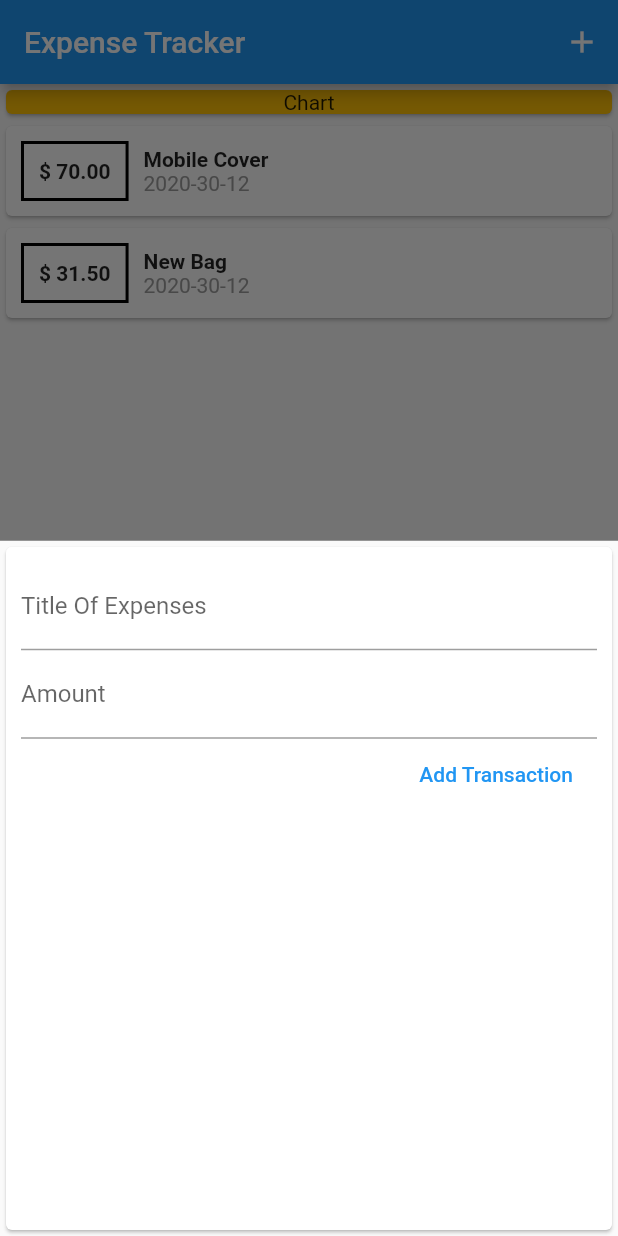
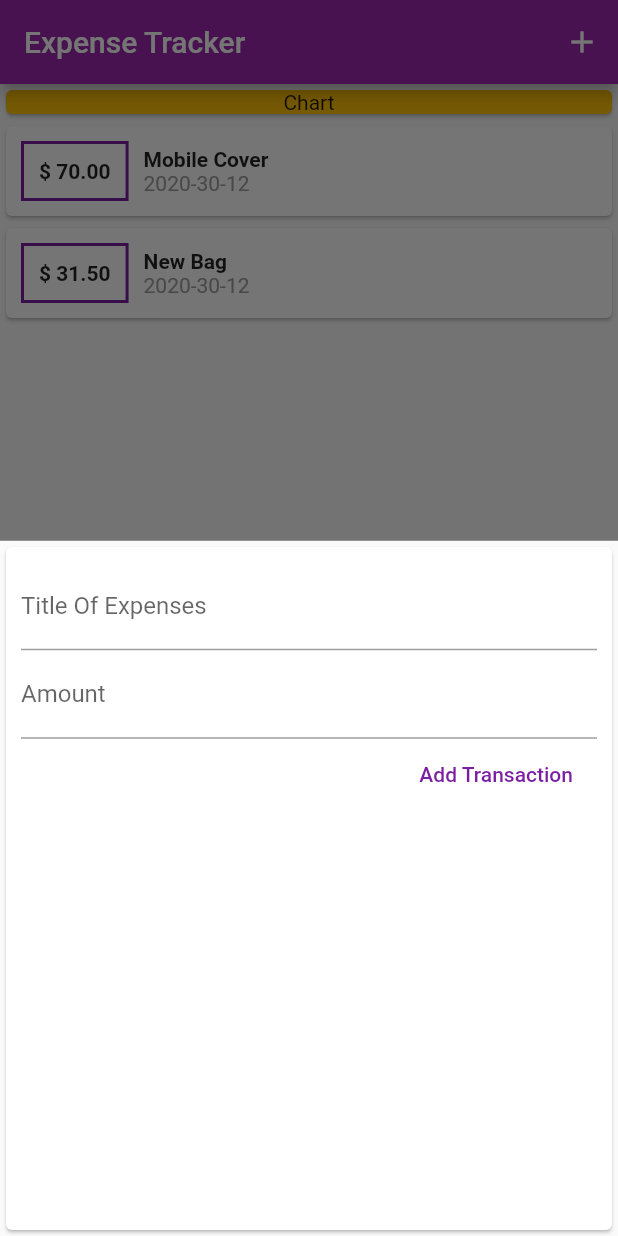
Before and after one commit to kdark669/my_expense_flutter, a Flutter app: the screen it shows after launch, after a tap on the "add" icon, on a phone screen of 412 x 824 dp. Run offline on Flutter 3.47's test engine with Material 2 defaults, Android fonts, the phone set to English and light mode, and no system bars.

Commit message:
s-4 es:30 completed

```diff
--- a/lib/Widgets/transactionForm.dart
+++ b/lib/Widgets/transactionForm.dart
@@ -1,10 +1,15 @@
 import 'package:flutter/material.dart';
 
+class TransactionForm extends StatefulWidget {
+  final Function addTransaction;
+  TransactionForm(this.addTransaction);
 
+  @override
+  //constructor
+  _TransactionFormState createState() => _TransactionFormState();
+}
 
-class TransactionForm extends StatelessWidget {
-
-  final Function addTransaction;
+class _TransactionFormState extends State<TransactionForm> {
   final titleController = TextEditingController();
   final amountController = TextEditingController();
   void submitData(){
@@ -13,15 +18,9 @@ class TransactionForm extends StatelessWidget {
     if(enterTitle.isEmpty || enterAmount <= 0){
       return;
     }
-    addTransaction(enterTitle, enterAmount );
+    widget.addTransaction(enterTitle, enterAmount );
+    Navigator.of(context).pop();
   }
-
-  //  constructor
-
-  TransactionForm(
-      this.addTransaction,
-      );
-
 
   @override
   Widget build(BuildContext context) {
@@ -53,7 +52,7 @@ class TransactionForm extends StatelessWidget {
             ),
             FlatButton(
               child: Text('Add Transaction'),
-              textColor: Colors.blue,
+              textColor: Theme.of(context).primaryColorDark,
               onPressed: submitData,
             )
           ],
--- a/lib/Widgets/transactionList.dart
+++ b/lib/Widgets/transactionList.dart
@@ -25,7 +25,7 @@ class TransactionList extends StatelessWidget {
                       ),
                       decoration: BoxDecoration(
                           border: Border.all(
-                            color: Colors.black,
+                            color: Theme.of(context).primaryColorDark,
                             width: 2,
                           )),
                       padding: EdgeInsets.all(10.0),
--- a/lib/main.dart
+++ b/lib/main.dart
@@ -9,6 +9,10 @@ class MyApp extends StatelessWidget{
     return MaterialApp(
       title: 'Expense Tracker',
       home: HomeView(),
+      theme:ThemeData(
+        primarySwatch: Colors.purple,
+        accentColor: Colors.amber
+      ),
     );
   }
 }
```
